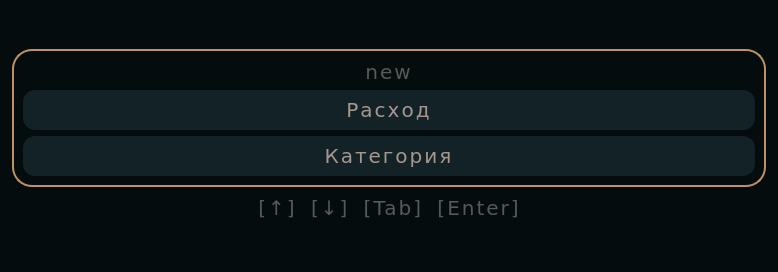
Before: the Qt Designer form source/ui/ui_create_dialog.ui in xtern0o/MoneyViewer, drawn with Qt 5.
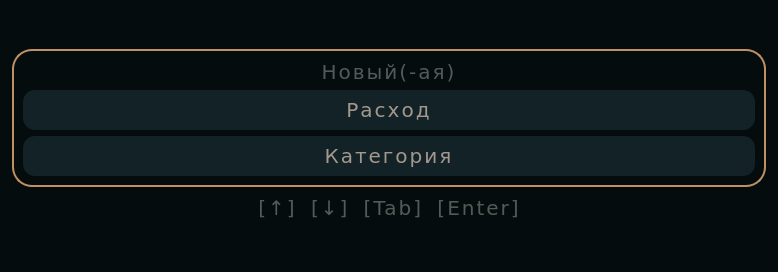
After: the same form once the commit is applied. The open tabs and pages were chosen to show the change. Icons and pictures are not drawn.

```diff
--- a/source/ui/ui_create_dialog.ui
+++ b/source/ui/ui_create_dialog.ui
@@ -223,7 +223,7 @@
           <item>
            <widget class="QLabel" name="label_5">
             <property name="text">
-             <string>new</string>
+             <string>Новый(-ая)</string>
             </property>
             <property name="alignment">
              <set>Qt::AlignCenter</set>
```
Left out of the diff: 6 changed lines with no effect on the pictures.
